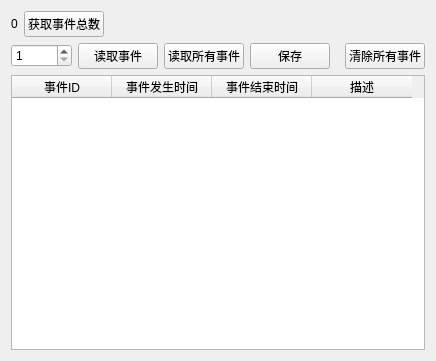
Old version of the form page/pagereadevent.ui in the repository a9876653/qt-j1939.
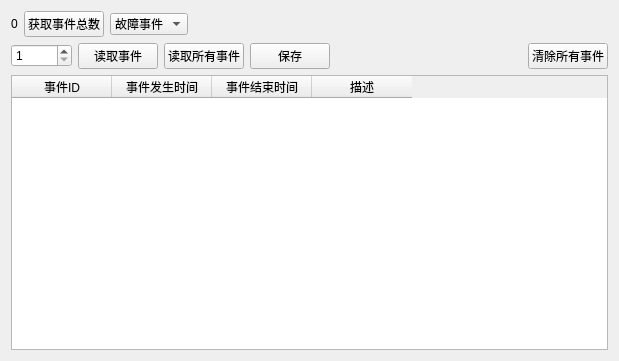
New version of the form.

Commit message: event：事件读取添加事件类型

```diff
--- a/page/pagereadevent.ui
+++ b/page/pagereadevent.ui
@@ -6,7 +6,7 @@
    <rect>
     <x>0</x>
     <y>0</y>
-    <width>436</width>
+    <width>619</width>
     <height>361</height>
    </rect>
   </property>
@@ -54,6 +54,20 @@
        </property>
       </widget>
      </item>
+     <item>
+      <widget class="QComboBox" name="eventTypeComboBox">
+       <item>
+        <property name="text">
+         <string>故障事件</string>
+        </property>
+       </item>
+       <item>
+        <property name="text">
+         <string>信息事件</string>
+        </property>
+       </item>
+      </widget>
+     </item>
      <item>
       <spacer name="horizontalSpacer">
        <property name="orientation">
```
The commit also changes 5 other files.
